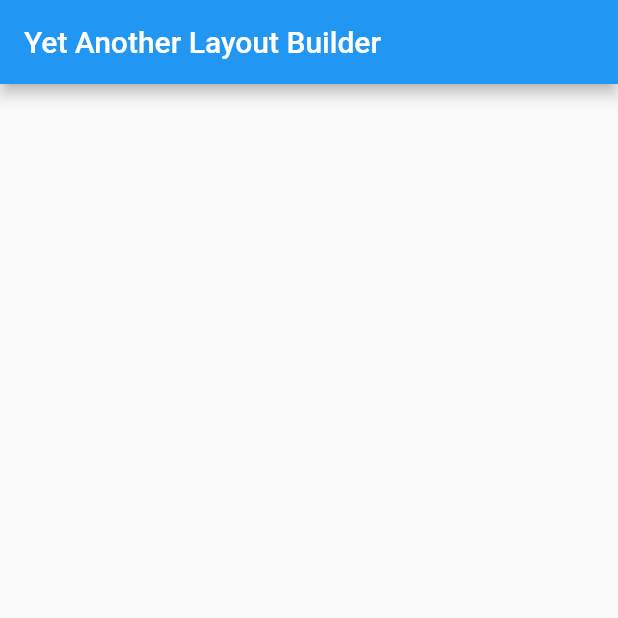
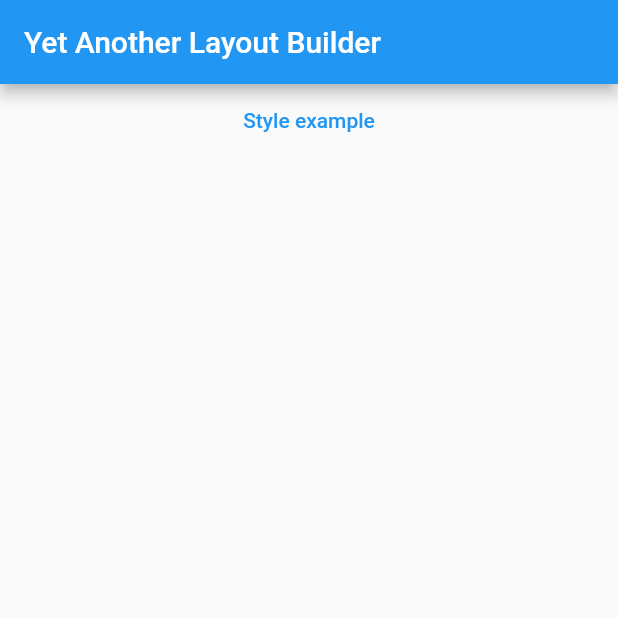
Before and after one commit to TheTosters/YetAnotherLayoutBuilder, a Flutter app: the screen it shows after launch, on a phone screen of 412 x 824 dp, the top half of it. Run offline on Flutter 3.47's test engine with Material 2 defaults, Android fonts, the phone set to English and light mode, and no system bars; our stand-ins replace glob, validators; missing offline and left inert: analyzer, build, processing_tree.

Commit message:
Cleanup in example.
Signed-off-by: Bartłomiej Żarnowski <thetosters@gmail.com>

```diff
--- /dev/null
+++ b/example/lib/custom_registry.dart
@@ -0,0 +1,4 @@
+
+void registerItems() {
+  //Nothing yet
+}
--- a/example/lib/main.dart
+++ b/example/lib/main.dart
@@ -1,9 +1,7 @@
-import 'package:example/registry.dart';
+import 'package:example/custom_registry.dart';
 import 'package:flutter/material.dart';
-import 'package:flutter/services.dart';
-import 'package:yet_another_layout_builder/yet_another_layout_builder.dart'
-    as yalb;
 
+import 'style_example.dart';
 import 'widget_repository.g.dart';
 
 void main() {
@@ -18,7 +16,7 @@ class MyApp extends StatelessWidget {
   @override
   Widget build(BuildContext context) {
     return MaterialApp(
-      title: 'Flutter Demo',
+      title: 'YALB Demo',
       theme: ThemeData(
         primarySwatch: Colors.blue,
       ),
@@ -32,49 +30,29 @@ class MyHomePage extends StatefulWidget {
   final String title;
 
   @override
-  State<MyHomePage> createState() => _MyHomePageState();
+  State<MyHomePage> createState() => _SelectorState();
 }
 
-class _MyHomePageState extends State<MyHomePage> {
-  yalb.LayoutBuilder? builder;
-
-  Future<String> _loadFileContent(String path) {
-    return rootBundle.loadString(path);
-  }
+class _SelectorState extends State<MyHomePage> {
 
   @override
   Widget build(BuildContext context) {
     return Scaffold(
         appBar: AppBar(
-          title: Text(widget.title),
-        ),
-        body: FutureBuilder<String>(
-            future: _loadFileContent("assets/layout.xml"),
-            builder: (context, snapshot) {
-              if (snapshot.hasData) {
-                builder ??= yalb.LayoutBuilder(snapshot.data!, {
-                  "MyText": "My Text 1",
-                  "pad": EdgeInsets.all(22),
-                  "cir": CircularProgressIndicator(),
-                  "textP": (d) => Text("Provided"),
-                  "listItemBuilder": _listItemBuilder,
-                  "callback": () {
-                    setState((){
-                      builder!.updateObjects({"MyText" : "Second"});
-                      print("ok");
-                    });
-                  },
-                  "style":  TextButton.styleFrom(
-                    textStyle: const TextStyle(fontSize: 20),
-                  )
-                });
-                return builder!.build(context);
-              }
-              return Container();
-            }));
+        title: Text(widget.title),
+    ),
+    body: Center(
+      child: Column(
+        children: [
+          TextButton(onPressed: () => _goto(StyleExample()), child: const Text("Style example"))
+      ],
+      ),
+    ));
   }
 
-  Widget _listItemBuilder(BuildContext context, int index) {
-    return Container(child: Text("Item $index"), height: 30, width: 100, color: Color(0xFF));
+  void _goto(StatefulWidget dest) {
+    setState(() {
+      Navigator.of(context).push(MaterialPageRoute(builder: (context) => dest));
+    });
   }
 }
--- a/example/pubspec.yaml
+++ b/example/pubspec.yaml
@@ -27,4 +27,4 @@ flutter:
   uses-material-design: true
 
   assets:
-    - assets/layout.xml
+    - assets/styles.xml
```
Also changed, not shown: example/lib/registry.dart (deleted, +0 -65 lines), example/lib/style_example.dart (added, +34 -0 lines), 2 other files.
